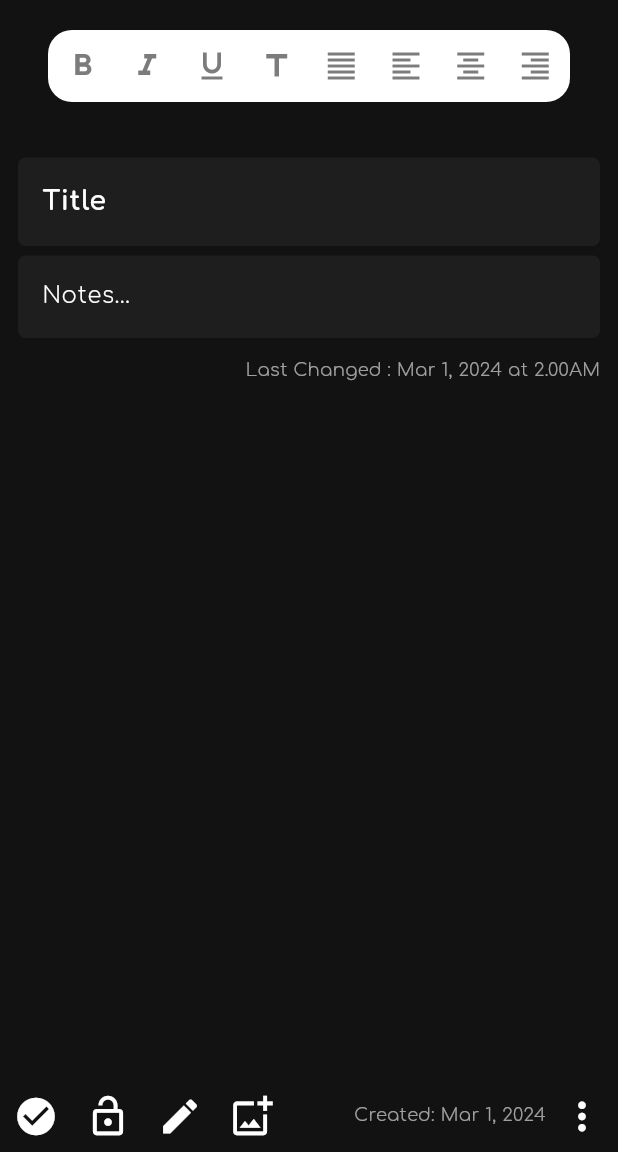
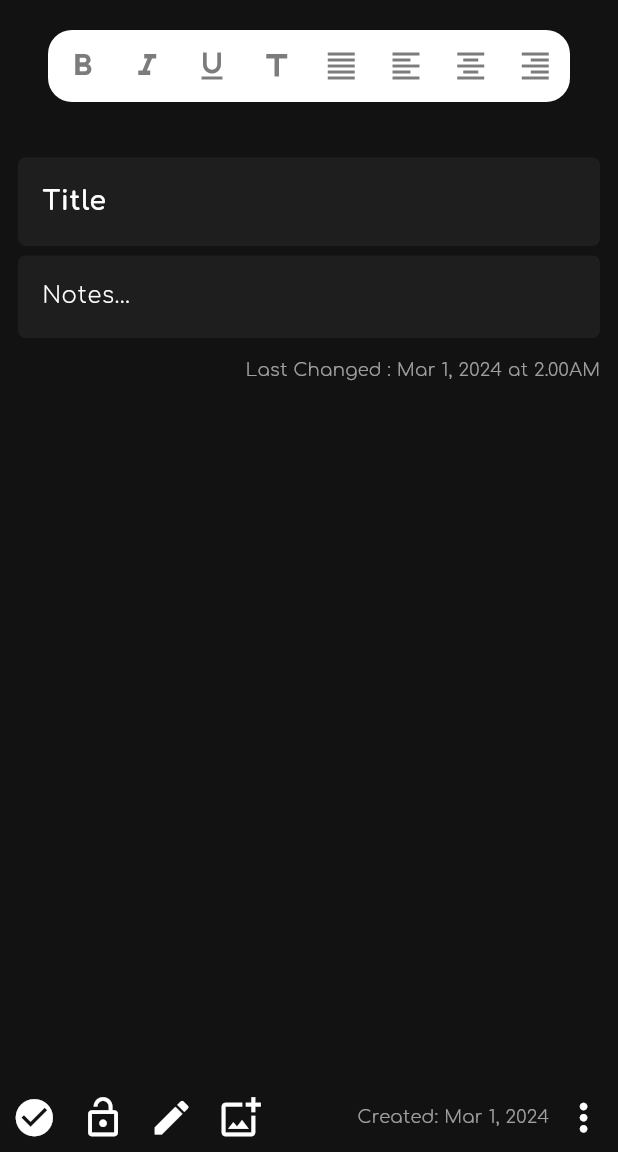
Before and after one commit to As-tra/memo_mate, a Flutter app: the AddNoteView screen opened by its route, on a phone screen of 412 x 824 dp, the part 84-1236 px from its top. Run offline on Flutter 3.47's test engine with Material 3 defaults, Android fonts, the phone set to English and light mode, and no system bars; our stand-ins replace bloc, dartz, dotted_border, flutter_bloc, flutter_screenutil, flutter_svg and 5 more; missing offline and left inert: pulsator; accounts and stored records are empty.

Commit message:
create the add note cubit

```diff
--- /dev/null
+++ b/lib/features/addNote/presentation/manager/Add_note/add_note_state.dart
@@ -0,0 +1,6 @@
+part of 'add_note_cubit.dart';
+
+@immutable
+sealed class AddNoteState {}
+
+final class AddNoteInitial extends AddNoteState {}
--- a/lib/features/addNote/presentation/views/widgets/add_note_view_body.dart
+++ b/lib/features/addNote/presentation/views/widgets/add_note_view_body.dart
@@ -36,6 +36,7 @@ class AddNoteViewBody extends StatelessWidget {
                       const ImagePlaceholder(),
                       const SizedBox(height: 17),
                       CustomTextFormField(
+                        maxlines: 1,
                         hintText: 'Title',
                         style: Styles.textStyle18.copyWith(
                           fontFamily: kComfortaa,
--- a/lib/features/addNote/presentation/views/widgets/custom_extras_action.dart
+++ b/lib/features/addNote/presentation/views/widgets/custom_extras_action.dart
@@ -16,6 +16,7 @@ class CustomExtraAction extends StatelessWidget {
   @override
   Widget build(BuildContext context) {
     return ListTile(
+      dense: true,
       contentPadding: EdgeInsets.zero,
       leading: Icon(
         icon,
--- a/lib/features/addNote/presentation/views/widgets/custom_text_form_field.dart
+++ b/lib/features/addNote/presentation/views/widgets/custom_text_form_field.dart
@@ -30,8 +30,8 @@ class CustomTextFormField extends StatelessWidget {
 
   OutlineInputBorder buildBorder() {
     return OutlineInputBorder(
-        borderRadius: BorderRadius.circular(5),
-        borderSide: BorderSide.none,
-      );
+      borderRadius: BorderRadius.circular(5),
+      borderSide: BorderSide.none,
+    );
   }
 }
--- a/lib/features/addNote/presentation/views/widgets/note_action_bar.dart
+++ b/lib/features/addNote/presentation/views/widgets/note_action_bar.dart
@@ -1,5 +1,6 @@
 import 'package:flutter/material.dart';
 import 'package:flutter_bloc/flutter_bloc.dart';
+import 'package:flutter_screenutil/flutter_screenutil.dart';
 import 'package:memo_mate/core/utils/styles.dart';
 import 'package:memo_mate/features/addNote/presentation/manager/image_cubit/image_cubit.dart';
 import 'package:memo_mate/features/addNote/presentation/views/widgets/note_action_bottom_sheet.dart';
@@ -14,7 +15,9 @@ class NoteActionsBar extends StatelessWidget {
       children: [
         _buildActionButton(
           icon: Icons.check_circle,
-          onpressed: () {},
+          onpressed: () {
+
+          },
         ),
         _buildActionButton(
           icon: Icons.lock_open,
@@ -61,9 +64,13 @@ class NoteActionsBar extends StatelessWidget {
   IconButton _buildActionButton({required icon, required onpressed}) {
     return IconButton(
       onPressed: onpressed,
+      style: const ButtonStyle(
+        tapTargetSize: MaterialTapTargetSize.shrinkWrap,
+      ),
+      constraints: const BoxConstraints(),
       icon: Icon(
         icon,
-        size: 30,
+        size: 26.sp,
       ),
     );
   }
--- a/lib/features/addNote/presentation/views/widgets/note_action_bottom_sheet.dart
+++ b/lib/features/addNote/presentation/views/widgets/note_action_bottom_sheet.dart
@@ -13,7 +13,8 @@ class NoteActionsBottomSheet extends StatelessWidget {
 
   @override
   Widget build(BuildContext context) {
-    return Padding(
+    return SingleChildScrollView(
+      child: Padding(
         padding: const EdgeInsets.symmetric(
           vertical: 20.0,
           horizontal: 18,
@@ -82,6 +83,7 @@ class NoteActionsBottomSheet extends StatelessWidget {
             ),
           ],
         ),
+      ),
     );
   }
 }
```
Also changed, not shown: lib/features/addNote/presentation/manager/Add_note/add_note_cubit.dart (added, +8 -0 lines), lib/features/addNote/presentation/views/widgets/empty_image_placeholder.dart (deleted, +0 -54 lines). Lines whose indentation alone changed are shown as unchanged.
